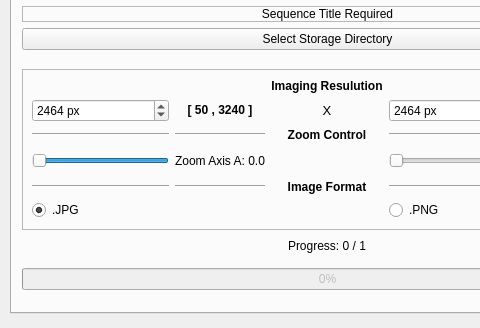
The window that _ui/Clinostat.ui (CoCl-Jerry/SciSpin_Max_Dev) describes before a commit, drawn with Qt 5; both pictures show x 0 to 480 and y 247 to 575 of the 1024 by 575 pixel window.
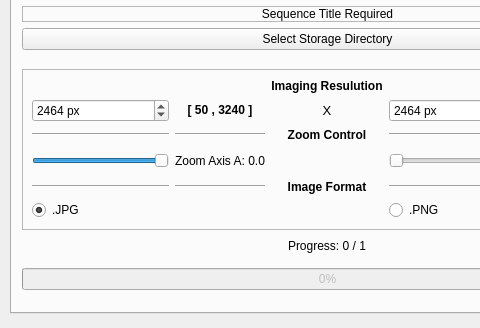
The same window after the commit. The open tabs and pages were chosen to show the change. Icons and pictures are not drawn.

What changed in the file:
```diff
--- a/_ui/Clinostat.ui
+++ b/_ui/Clinostat.ui
@@ -1343,7 +1343,7 @@
           <enum>Qt::Horizontal</enum>
          </property>
          <property name="invertedAppearance">
-          <bool>true</bool>
+          <bool>false</bool>
          </property>
          <property name="invertedControls">
           <bool>false</bool>
```
Left out of the diff: 10 changed lines with no effect on the pictures.
